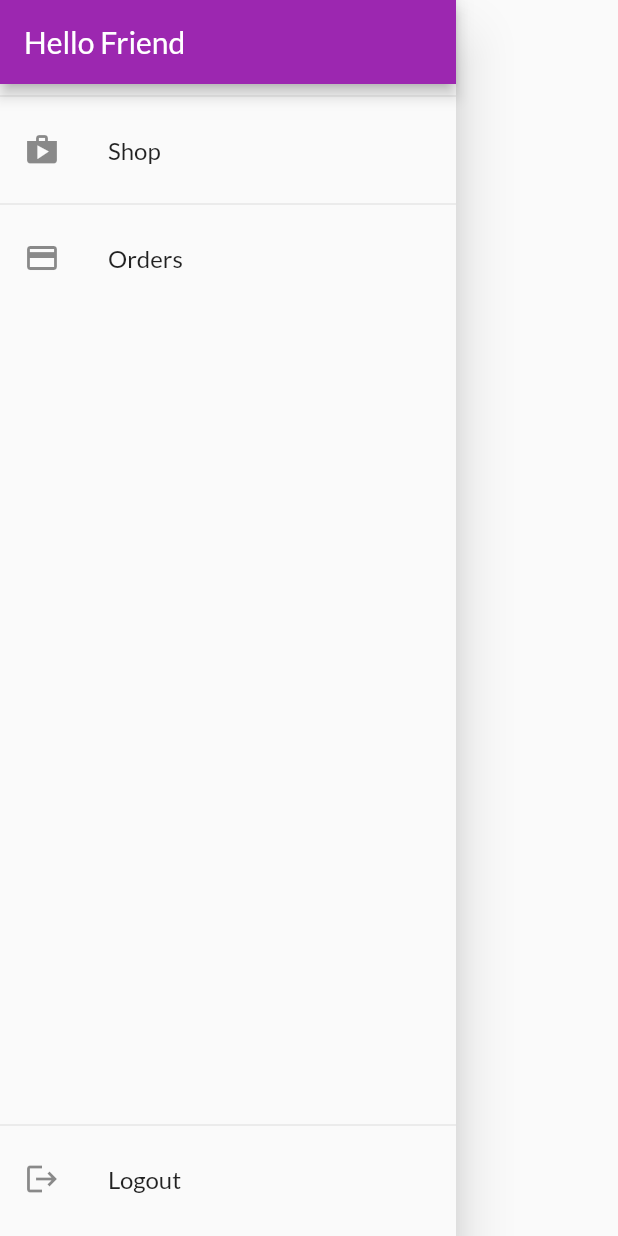
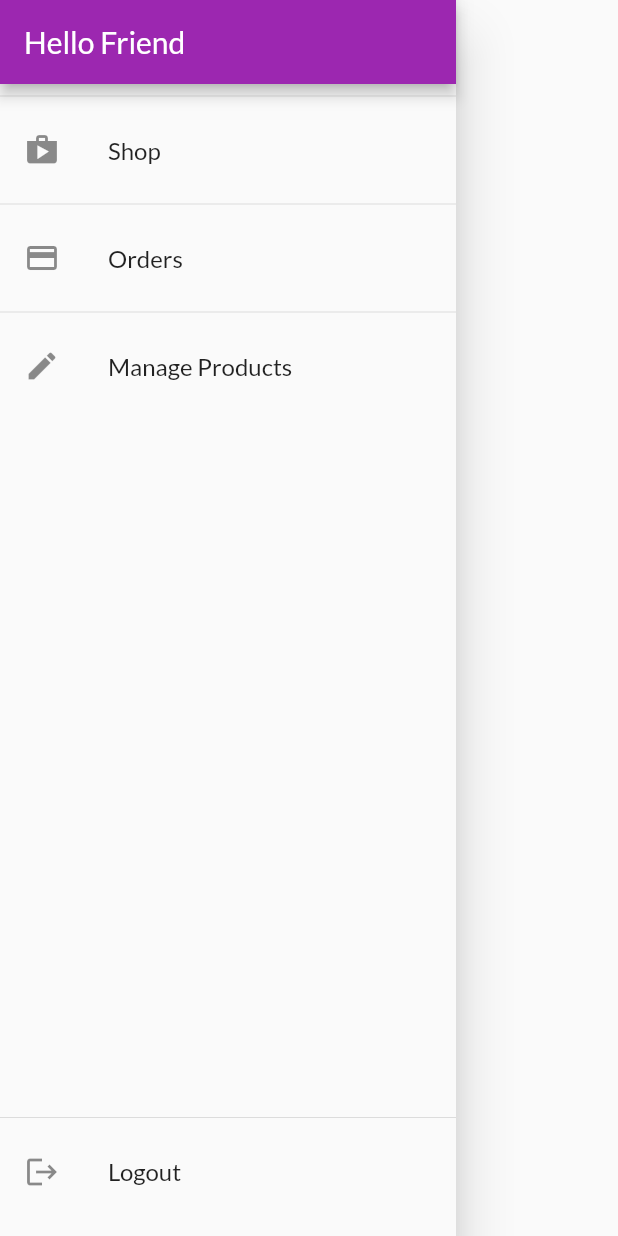
Before and after one commit to Mohamedghaly140/My-Shop, a Flutter app: the AppDrawer widget shown alone on an empty page, opened directly, on a phone screen of 412 x 824 dp. Run offline on Flutter 3.47's test engine with Material 2 defaults, Android fonts, the phone set to English and light mode, and no system bars; network calls fail.

Commit message:
add user products screen

```diff
--- a/lib/main.dart
+++ b/lib/main.dart
@@ -9,6 +9,7 @@ import './providers/products.dart';
 // Screens
 import './screens/cart_screen.dart';
 import './screens/orders_screen.dart';
+import './screens/user_products_screen.dart';
 import './screens/product_detail_screen.dart';
 import './screens/products_overview_screen.dart';
 
@@ -40,6 +41,7 @@ class MyApp extends StatelessWidget {
       routes: {
         CartScreen.routeName: (ctx) => CartScreen(),
         OrdersScreen.routeName: (ctx) => OrdersScreen(),
+        UserProductsScreen.routeName: (ctx) => UserProductsScreen(),
         ProductDetailScreen.routeName: (ctx) => ProductDetailScreen(),
       },
     );
--- a/lib/widgets/app_drawer.dart
+++ b/lib/widgets/app_drawer.dart
@@ -1,6 +1,8 @@
 import 'package:flutter/material.dart';
 
+import './drawer_item.dart';
 import '../screens/orders_screen.dart';
+import '../screens/user_products_screen.dart';
 
 class AppDrawer extends StatelessWidget {
   @override
@@ -13,22 +15,16 @@ class AppDrawer extends StatelessWidget {
             brightness: Brightness.dark,
             automaticallyImplyLeading: false,
           ),
-          Divider(),
-          ListTile(
-            leading: Icon(Icons.shop),
-            title: Text('Shop'),
-            onTap: () {
-              Navigator.of(context).pushReplacementNamed('/');
-            },
+          DrawerItem('Shop', Icons.shop, '/'),
+          DrawerItem(
+            'Orders',
+            Icons.payment,
+            OrdersScreen.routeName,
           ),
-          Divider(),
-          ListTile(
-            leading: Icon(Icons.payment),
-            title: Text('Orders'),
-            onTap: () {
-              Navigator.of(context)
-                  .pushReplacementNamed(OrdersScreen.routeName);
-            },
+          DrawerItem(
+            'Manage Products',
+            Icons.edit,
+            UserProductsScreen.routeName,
           ),
           Spacer(),
           Container(
@@ -45,7 +41,7 @@ class AppDrawer extends StatelessWidget {
               ],
             ),
           ),
-          SizedBox(height: 10),
+          SizedBox(height: 15),
         ],
       ),
     );
--- /dev/null
+++ b/lib/widgets/drawer_item.dart
@@ -0,0 +1,27 @@
+import 'package:flutter/material.dart';
+
+class DrawerItem extends StatelessWidget {
+  final String title;
+  final IconData icon;
+  final String routeName;
+
+  DrawerItem(this.title, this.icon, this.routeName);
+
+  @override
+  Widget build(BuildContext context) {
+    return Container(
+      child: Column(
+        children: [
+          Divider(),
+          ListTile(
+            leading: Icon(icon),
+            title: Text(title),
+            onTap: () {
+              Navigator.of(context).pushReplacementNamed(routeName);
+            },
+          )
+        ],
+      ),
+    );
+  }
+}
```
Also changed, not shown: lib/screens/user_products_screen.dart (added, +46 -0 lines), lib/widgets/user_product.dart (added, +35 -0 lines).
